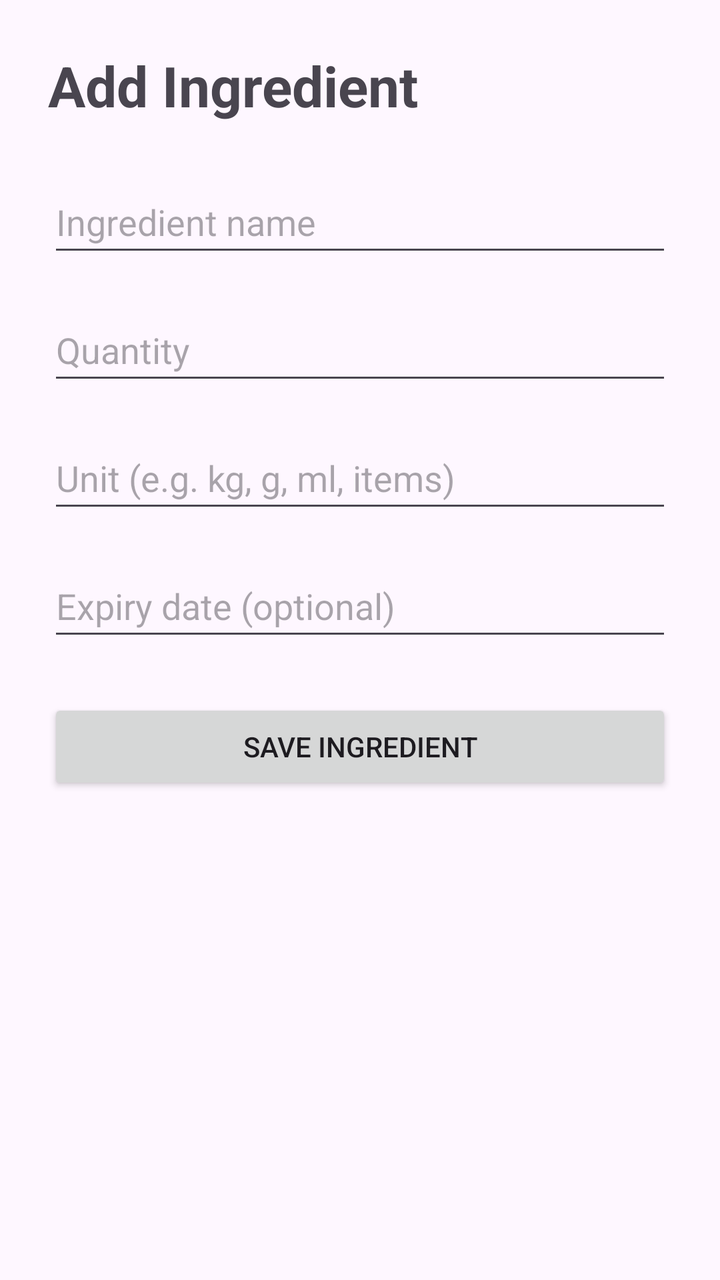
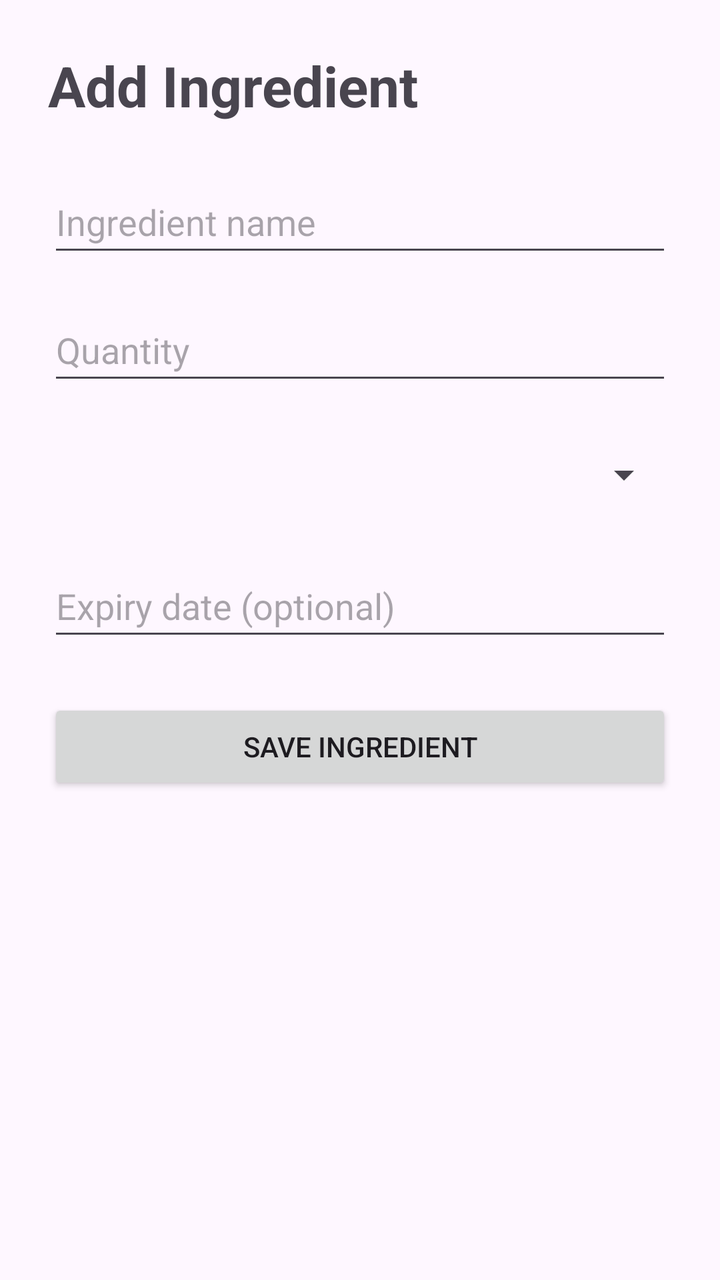

Compare the two renders of this Android layout. The source of the first and the diff that turns it into the second are given below.
<!-- AndroidManifest.xml: application theme Theme.SmartPantryManager -->
<!-- res/layout/activity_add_edit_ingredient.xml -->
<?xml version="1.0" encoding="utf-8"?>
<LinearLayout xmlns:android="http://schemas.android.com/apk/res/android"
    android:layout_width="match_parent"
    android:layout_height="match_parent"
    android:orientation="vertical"
    android:padding="24dp">

    <TextView
        android:id="@+id/tvFormTitle"
        android:layout_width="match_parent"
        android:layout_height="wrap_content"
        android:text="Add Ingredient"
        android:textSize="28sp"
        android:textStyle="bold" />

    <EditText
        android:id="@+id/etIngredientName"
        android:layout_width="match_parent"
        android:layout_height="wrap_content"
        android:layout_marginTop="24dp"
        android:hint="Ingredient name"
        android:inputType="text"
        android:minHeight="48dp" />

    <EditText
        android:id="@+id/etQuantity"
        android:layout_width="match_parent"
        android:layout_height="wrap_content"
        android:layout_marginTop="16dp"
        android:hint="Quantity"
        android:inputType="numberDecimal"
        android:minHeight="48dp" />

    <EditText
        android:id="@+id/etUnit"
        android:layout_width="match_parent"
        android:layout_height="wrap_content"
        android:layout_marginTop="16dp"
        android:hint="Unit (e.g. kg, g, ml, items)"
        android:inputType="text"
        android:minHeight="48dp" />

    <EditText
        android:id="@+id/etExpiryDate"
        android:layout_width="match_parent"
        android:layout_height="wrap_content"
        android:layout_marginTop="16dp"
        android:hint="Expiry date (optional)"
        android:inputType="text"
        android:minHeight="48dp" />

    <Button
        android:id="@+id/btnSaveIngredient"
        android:layout_width="match_parent"
        android:layout_height="wrap_content"
        android:layout_marginTop="24dp"
        android:text="Save Ingredient" />

</LinearLayout>
<!-- resources referenced by this layout -->
<resources>
  <style name="Theme.SmartPantryManager" parent="Base.Theme.SmartPantryManager" />
  <style name="Base.Theme.SmartPantryManager" parent="Theme.Material3.DayNight.NoActionBar">
          
          
      </style>
</resources>

<!-- the commit's change to res/layout/activity_add_edit_ingredient.xml (unified diff, before → after) -->
@@ -31,13 +31,11 @@
         android:inputType="numberDecimal"
         android:minHeight="48dp" />
 
-    <EditText
-        android:id="@+id/etUnit"
+    <Spinner
+        android:id="@+id/spUnit"
         android:layout_width="match_parent"
         android:layout_height="wrap_content"
         android:layout_marginTop="16dp"
-        android:hint="Unit (e.g. kg, g, ml, items)"
-        android:inputType="text"
         android:minHeight="48dp" />
 
     <EditText
